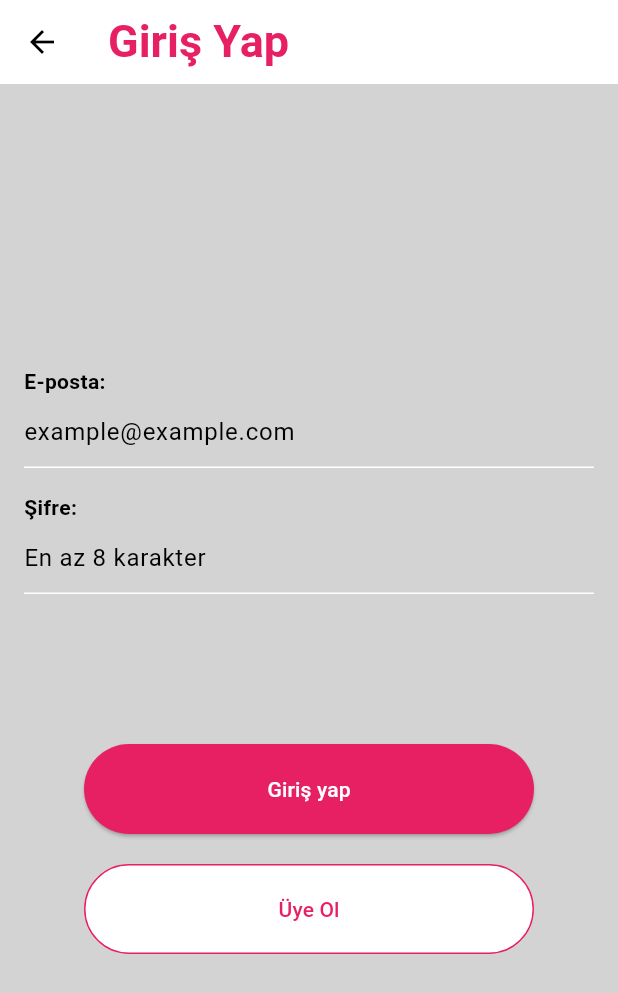
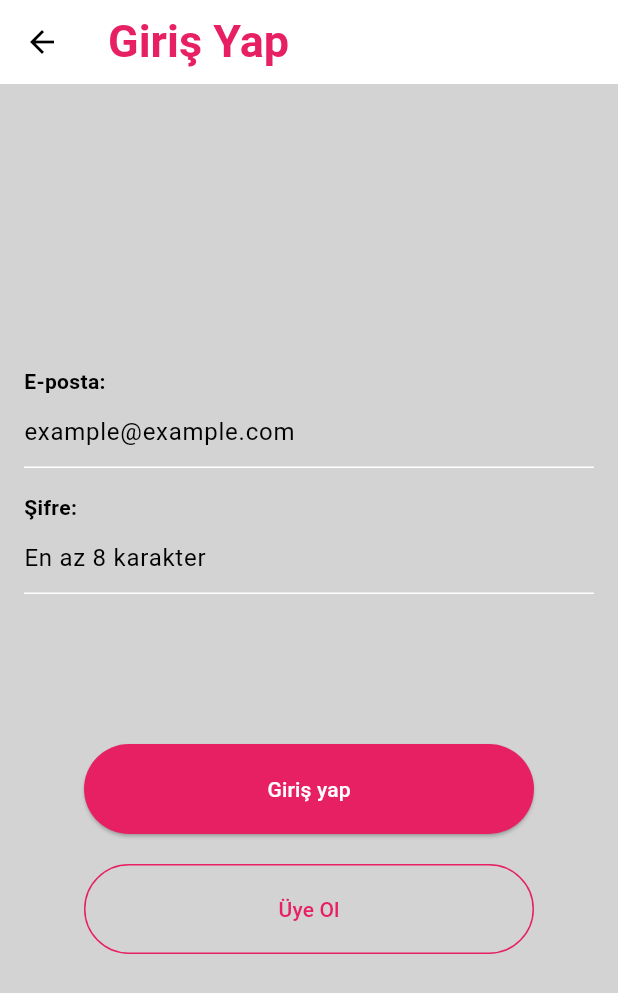
Before and after one commit to salihakca/petshop, a Flutter app: the screen it shows after launch, after a tap on "Giriş yap", on a phone screen of 412 x 824 dp. Shown: the top 993 px of the screen. Run offline on Flutter 3.47's test engine with Material 3 defaults, Android fonts, the light colour scheme and no system bars; our stand-ins replace shared_preferences.

Commit message:
eski şeyler güncellendi

```diff
--- a/lib/campaingscreen.dart
+++ b/lib/campaingscreen.dart
@@ -51,7 +51,7 @@ class CampaignScreen extends StatelessWidget {
         children: [
           Image.asset(
             imageAsset,
-            fit: BoxFit.cover, // İmage'ın containerı dolduracak şekilde sığması
+            fit: BoxFit.cover,
             height: MediaQuery.of(context).size.height * 0.24,
             width: MediaQuery.of(context).size.width * 0.8,
           ),
--- a/lib/login.dart
+++ b/lib/login.dart
@@ -49,7 +49,7 @@ class _LoginPageState extends State<LoginPage> {
   @override
   Widget build(BuildContext context) {
     return Scaffold(
-      backgroundColor: Color(0xFFD3D3D3),
+      backgroundColor: const Color(0xFFD3D3D3),
       appBar: AppBar(
         backgroundColor: Colors.white,
         title: const Text(
@@ -67,7 +67,7 @@ class _LoginPageState extends State<LoginPage> {
           mainAxisAlignment: MainAxisAlignment.center,
           crossAxisAlignment: CrossAxisAlignment.start,
           children: [
-            Text(
+            const Text(
               'E-posta:',
               style: TextStyle(
                 fontSize: 14,
@@ -76,12 +76,12 @@ class _LoginPageState extends State<LoginPage> {
             ),
             TextField(
               controller: emailController,
-              decoration: InputDecoration(
+              decoration: const InputDecoration(
                 hintText: 'example@example.com',
               ),
             ),
             const SizedBox(height: 16),
-            Text(
+            const Text(
               'Şifre:',
               style: TextStyle(
                 fontSize: 14,
@@ -91,7 +91,7 @@ class _LoginPageState extends State<LoginPage> {
             TextField(
               controller: passwordController,
               obscureText: true,
-              decoration: InputDecoration(
+              decoration: const InputDecoration(
                 hintText: 'En az 8 karakter',
               ),
             ),
@@ -101,13 +101,9 @@ class _LoginPageState extends State<LoginPage> {
               children: [
                 ElevatedButton(
                   onPressed: _validateInputs,
-                  style: ButtonStyle(
-                    backgroundColor: MaterialStateProperty.all<Color>(
-                      Color(0xFFE62063),
-                    ),
-                    minimumSize: MaterialStateProperty.all<Size>(
-                      const Size(300, 60),
-                    ),
+                  style: ElevatedButton.styleFrom(
+                    backgroundColor: const Color(0xFFE62063),
+                    minimumSize: const Size(300, 60),
                   ),
                   child: const Text(
                     'Giriş yap',
@@ -124,19 +120,12 @@ class _LoginPageState extends State<LoginPage> {
                   onPressed: () {
                     Navigator.push(
                       context,
-                      MaterialPageRoute(builder: (context) => RegisterPage()),
+                      MaterialPageRoute(builder: (context) => const RegisterPage()),
                     );
                   },
-                  style: ButtonStyle(
-                    backgroundColor: MaterialStateProperty.all<Color>(
-                      Colors.white,
-                    ),
-                    side: MaterialStateProperty.all<BorderSide>(
-                      BorderSide(color: Color(0xFFE62063)),
-                    ),
-                    minimumSize: MaterialStateProperty.all<Size>(
-                      const Size(300, 60),
-                    ),
+                  style: OutlinedButton.styleFrom(
+                    foregroundColor: const Color(0xFFE62063), minimumSize: const Size(300, 60),
+                    side: const BorderSide(color: Color(0xFFE62063)),
                   ),
                   child: const Text(
                     'Üye Ol',
--- a/lib/main.dart
+++ b/lib/main.dart
@@ -1,6 +1,6 @@
 import 'package:flutter/material.dart';
 import 'package:petshop/login.dart';
-import 'package:petshop/register.dart'; // Import the RegisterPage
+import 'package:petshop/register.dart'; // RegisterPage import edildi.
 
 void main() {
   runApp(const MyApp());
@@ -75,13 +75,9 @@ class MyHomePage extends StatelessWidget {
                     MaterialPageRoute(builder: (context) => const LoginPage()),
                   );
                 },
-                style: ButtonStyle(
-                  backgroundColor: MaterialStateProperty.all<Color>(
-                    const Color(0xFFE62063),
-                  ),
-                  minimumSize: MaterialStateProperty.all<Size>(
-                    const Size(100, 60),
-                  ),
+                style: ElevatedButton.styleFrom(
+                  backgroundColor: const Color(0xFFE62063), // Arka plan rengi
+                  minimumSize: const Size(100, 60), // Minimum boyut
                 ),
                 child: const Text(
                   'Giriş yap',
@@ -98,7 +94,7 @@ class MyHomePage extends StatelessWidget {
             left: 16,
             right: 16,
             child: SizedBox(
-              width: 150, // Increase the width of the button
+              width: 150, // Butonun genişliğini artırdık
               child: ElevatedButton(
                 onPressed: () {
                   Navigator.push(
@@ -106,13 +102,9 @@ class MyHomePage extends StatelessWidget {
                     MaterialPageRoute(builder: (context) => const RegisterPage()),
                   );
                 },
-                style: ButtonStyle(
-                  backgroundColor: MaterialStateProperty.all<Color>(
-                    Colors.white,
-                  ),
-                  minimumSize: MaterialStateProperty.all<Size>(
-                    const Size(150, 60), // Increase the size of the button
-                  ),
+                style: ElevatedButton.styleFrom(
+                  backgroundColor: Colors.white, // Arka plan rengi
+                  minimumSize: const Size(150, 60), // Minimum boyut
                 ),
                 child: const Text(
                   'Kayıt Ol',
--- a/lib/register.dart
+++ b/lib/register.dart
@@ -1,5 +1,5 @@
 import 'package:flutter/material.dart';
-import 'package:petshop/login.dart'; // Updated import for LoginPage
+import 'package:petshop/login.dart';
 import 'package:shared_preferences/shared_preferences.dart';
 
 class RegisterPage extends StatefulWidget {
@@ -44,7 +44,7 @@ class _RegisterPageState extends State<RegisterPage> {
 
         Navigator.pushReplacement(
           context,
-          MaterialPageRoute(builder: (context) => const LoginPage()), // Changed to LoginPage
+          MaterialPageRoute(builder: (context) => const LoginPage()),
         );
       });
     } else {
@@ -136,13 +136,9 @@ class _RegisterPageState extends State<RegisterPage> {
                 children: [
                   ElevatedButton(
                     onPressed: _validateInputs,
-                    style: ButtonStyle(
-                      backgroundColor: MaterialStateProperty.all<Color>(
-                        const Color(0xFFE62063),
-                      ),
-                      minimumSize: MaterialStateProperty.all<Size>(
-                        const Size(300, 60),
-                      ),
+                    style: ElevatedButton.styleFrom(
+                      backgroundColor: const Color(0xFFE62063),
+                      minimumSize: const Size(300, 60),
                     ),
                     child: const Text(
                       'Kayıt Ol',
```
